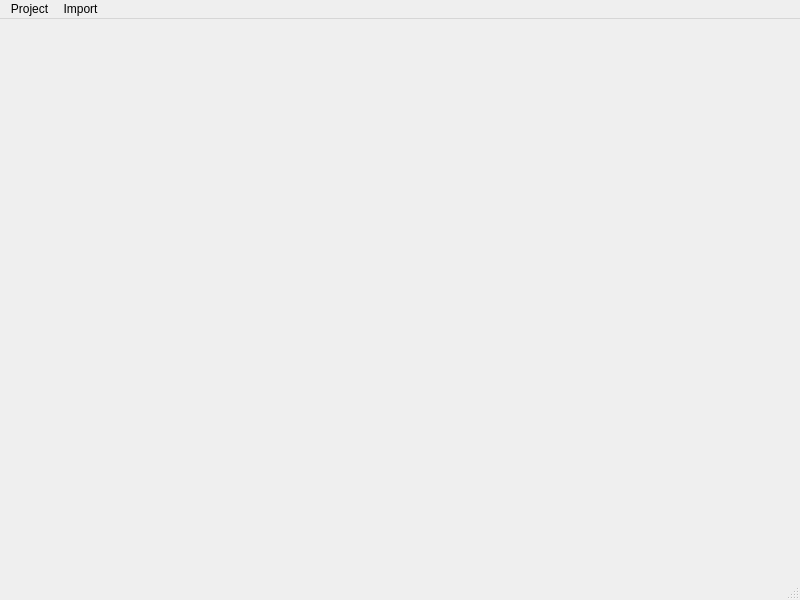
The window that mainwindow.ui (breinbaas/qVoxels) describes before a commit, drawn with Qt 5.
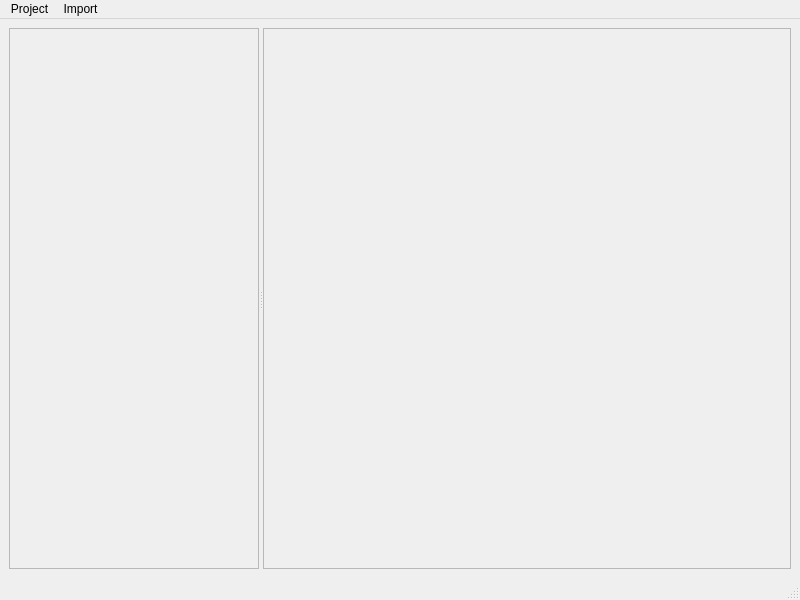
The same window after the commit.

```diff
--- a/mainwindow.ui
+++ b/mainwindow.ui
@@ -13,7 +13,39 @@
   <property name="windowTitle">
    <string>MainWindow</string>
   </property>
-  <widget class="QWidget" name="centralwidget"/>
+  <widget class="QWidget" name="centralwidget">
+   <layout class="QGridLayout" name="gridLayout">
+    <item row="0" column="0">
+     <widget class="QSplitter" name="splitter">
+      <property name="orientation">
+       <enum>Qt::Orientation::Horizontal</enum>
+      </property>
+      <widget class="QFrame" name="frmLeft">
+       <property name="maximumSize">
+        <size>
+         <width>250</width>
+         <height>16777215</height>
+        </size>
+       </property>
+       <property name="frameShape">
+        <enum>QFrame::Shape::StyledPanel</enum>
+       </property>
+       <property name="frameShadow">
+        <enum>QFrame::Shadow::Raised</enum>
+       </property>
+      </widget>
+      <widget class="QFrame" name="frmMain">
+       <property name="frameShape">
+        <enum>QFrame::Shape::StyledPanel</enum>
+       </property>
+       <property name="frameShadow">
+        <enum>QFrame::Shadow::Raised</enum>
+       </property>
+      </widget>
+     </widget>
+    </item>
+   </layout>
+  </widget>
   <widget class="QMenuBar" name="menubar">
    <property name="geometry">
     <rect>
```
Left out of the diff: 2 changed lines with no effect on the pictures.
